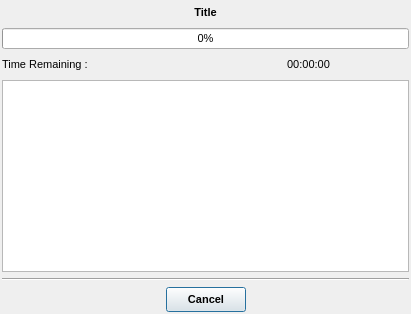
Above: src/gui/progress.ui from trisyoungs/aten before the change. Below: the same form after it.
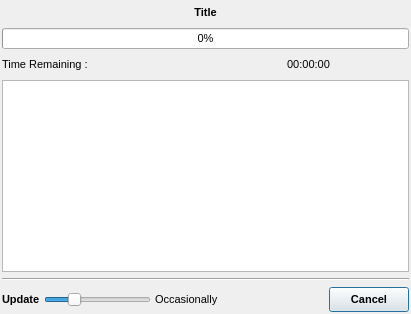
That is the form after the change. Icons and pictures are not drawn.

Commit message: Updated Progress dialog with update slider, allowing the main view to be periodically updated during longer tasks. Adding a new model now makes it the sole visible model. Doc update.

```diff
--- a/src/gui/progress.ui
+++ b/src/gui/progress.ui
@@ -136,6 +136,39 @@
      <property name="spacing">
       <number>4</number>
      </property>
+     <item>
+      <widget class="QLabel" name="label_2">
+       <property name="font">
+        <font>
+         <weight>75</weight>
+         <bold>true</bold>
+        </font>
+       </property>
+       <property name="text">
+        <string>Update</string>
+       </property>
+      </widget>
+     </item>
+     <item>
+      <widget class="QSlider" name="UpdateFrequencySlider">
+       <property name="maximum">
+        <number>4</number>
+       </property>
+       <property name="value">
+        <number>1</number>
+       </property>
+       <property name="orientation">
+        <enum>Qt::Horizontal</enum>
+       </property>
+      </widget>
+     </item>
+     <item>
+      <widget class="QLabel" name="UpdateFrequencyLabel">
+       <property name="text">
+        <string>Occasionally</string>
+       </property>
+      </widget>
+     </item>
      <item>
       <spacer name="horizontalSpacer_2">
        <property name="orientation">
@@ -180,19 +213,6 @@
        </property>
       </widget>
      </item>
-     <item>
-      <spacer name="horizontalSpacer">
-       <property name="orientation">
-        <enum>Qt::Horizontal</enum>
-       </property>
-       <property name="sizeHint" stdset="0">
-        <size>
-         <width>40</width>
-         <height>20</height>
-        </size>
-       </property>
-      </spacer>
-     </item>
     </layout>
    </item>
   </layout>
```
Left out of the diff: 11 changed lines with no effect on the pictures. The commit also changes 11 other files.
